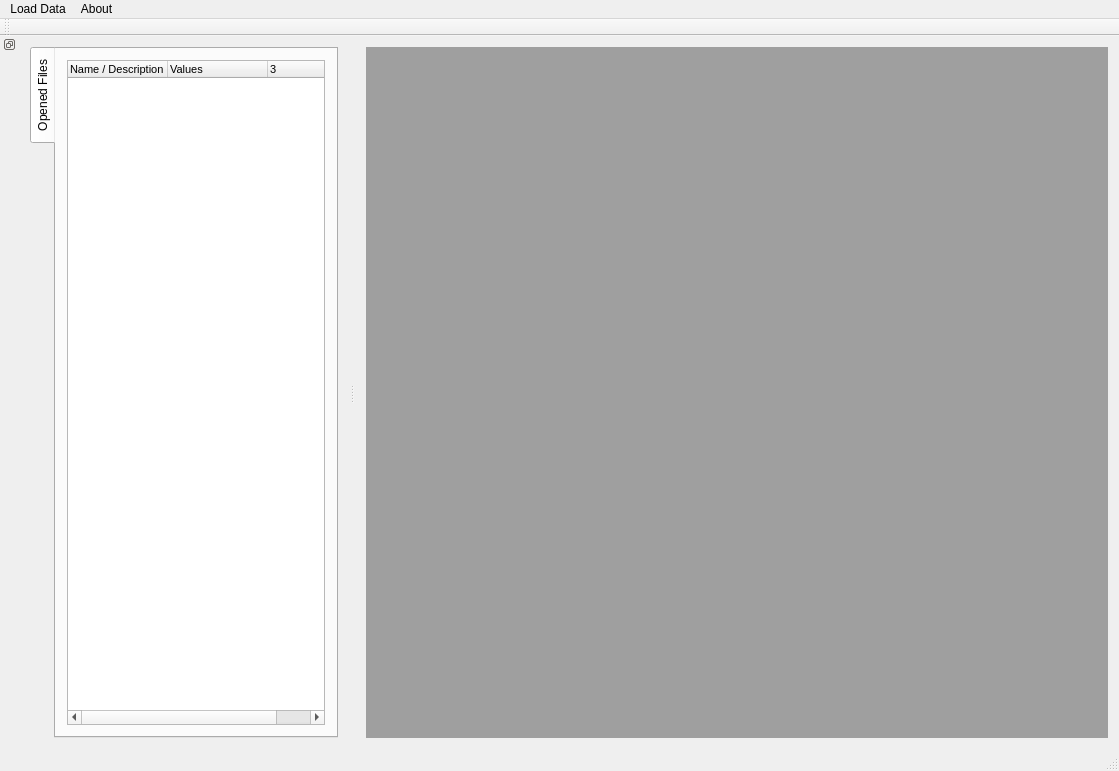
farhan-admin/GnGAnalyzerPublic, file mainwindow.ui: the form before one commit.
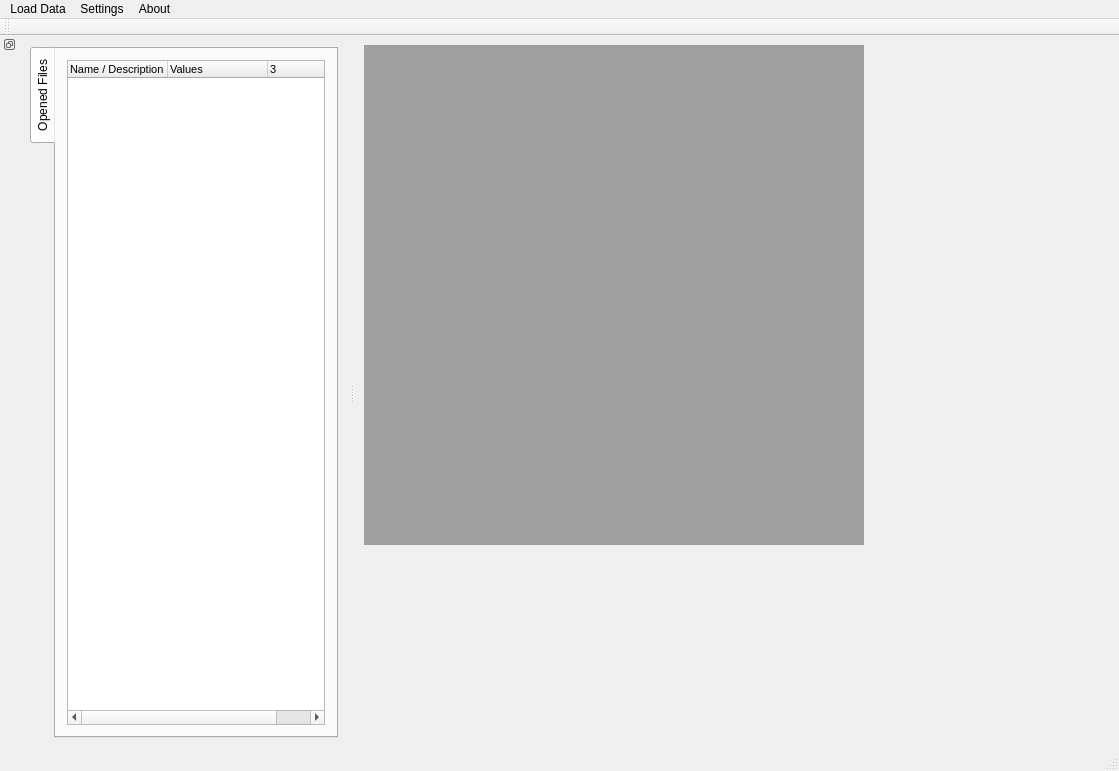
The form after the commit.

Patch:
```diff
--- a/mainwindow.ui
+++ b/mainwindow.ui
@@ -16,6 +16,12 @@
     <verstretch>0</verstretch>
    </sizepolicy>
   </property>
+  <property name="minimumSize">
+   <size>
+    <width>550</width>
+    <height>550</height>
+   </size>
+  </property>
   <property name="cursor">
    <cursorShape>ArrowCursor</cursorShape>
   </property>
@@ -26,11 +32,37 @@
    <string>GnG Analyzer v0.1</string>
   </property>
   <widget class="QWidget" name="centralWidget">
-   <layout class="QVBoxLayout" name="verticalLayout">
-    <item>
-     <widget class="QMdiArea" name="mdiArea"/>
-    </item>
-   </layout>
+   <widget class="QMdiArea" name="mdiArea">
+    <property name="geometry">
+     <rect>
+      <x>9</x>
+      <y>9</y>
+      <width>500</width>
+      <height>500</height>
+     </rect>
+    </property>
+    <property name="sizePolicy">
+     <sizepolicy hsizetype="Maximum" vsizetype="Maximum">
+      <horstretch>0</horstretch>
+      <verstretch>0</verstretch>
+     </sizepolicy>
+    </property>
+    <property name="minimumSize">
+     <size>
+      <width>500</width>
+      <height>500</height>
+     </size>
+    </property>
+    <property name="verticalScrollBarPolicy">
+     <enum>Qt::ScrollBarAsNeeded</enum>
+    </property>
+    <property name="horizontalScrollBarPolicy">
+     <enum>Qt::ScrollBarAsNeeded</enum>
+    </property>
+    <property name="sizeAdjustPolicy">
+     <enum>QAbstractScrollArea::AdjustIgnored</enum>
+    </property>
+   </widget>
   </widget>
   <widget class="QMenuBar" name="menuBar">
    <property name="geometry">
@@ -38,7 +70,7 @@
      <x>0</x>
      <y>0</y>
      <width>1119</width>
-     <height>20</height>
+     <height>16</height>
     </rect>
    </property>
    <property name="font">
@@ -64,7 +96,35 @@
     <addaction name="actionVersion"/>
     <addaction name="actionLicense"/>
    </widget>
+   <widget class="QMenu" name="menuSettings">
+    <property name="title">
+     <string>Settings</string>
+    </property>
+    <widget class="QMenu" name="menuTexture_Wrapping">
+     <property name="title">
+      <string>Texture Wrapping</string>
+     </property>
+     <addaction name="actionGL_REPEAT"/>
+     <addaction name="actionGL_MIRRORED_REPEAT"/>
+     <addaction name="actionGL_CLAMP_TO_EDGE"/>
+     <addaction name="actionGL_CLAMP_TO_BORDER"/>
+    </widget>
+    <widget class="QMenu" name="menuTexture_Filtering">
+     <property name="title">
+      <string>Texture Filtering</string>
+     </property>
+     <addaction name="actionGL_NEAREST"/>
+     <addaction name="actionGL_LINEAR"/>
+     <addaction name="actionGL_NEAREST_MIPMAP_NEAREST"/>
+     <addaction name="actionGL_LINEAR_MIPMAP_NEAREST"/>
+     <addaction name="actionGL_NEAREST_MIPMAP_LINEAR"/>
+     <addaction name="actionGL_LINEAR_MIPMAP_LINEAR"/>
+    </widget>
+    <addaction name="menuTexture_Wrapping"/>
+    <addaction name="menuTexture_Filtering"/>
+   </widget>
    <addaction name="menuOpen"/>
+   <addaction name="menuSettings"/>
    <addaction name="menuAbout"/>
   </widget>
   <widget class="QToolBar" name="mainToolBar">
```
Left out of the diff: 103 changed lines with no effect on the pictures.
